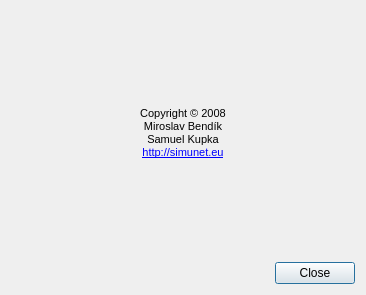
This is src/gui/AboutDlg.ui in mireq/simunet as Qt 5 draws it before an edit. The edited form follows.
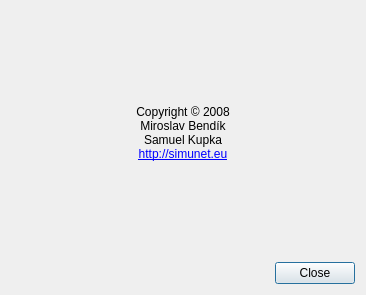
This is the edited form.

```diff
--- a/src/gui/AboutDlg.ui
+++ b/src/gui/AboutDlg.ui
@@ -16,16 +16,11 @@
    <item row="0" column="0" >
     <widget class="QLabel" name="label" >
      <property name="text" >
-      <string>&lt;!DOCTYPE HTML PUBLIC "-//W3C//DTD HTML 4.0//EN" "http://www.w3.org/TR/REC-html40/strict.dtd">
-&lt;html>&lt;head>&lt;meta name="qrichtext" content="1" />&lt;style type="text/css">
-p, li { white-space: pre-wrap; }
-&lt;/style>&lt;/head>&lt;body style=" font-family:'DejaVu Sans'; font-size:8pt; font-weight:400; font-style:normal;">
-&lt;table style="-qt-table-type: root; margin-top:4px; margin-bottom:4px; margin-left:4px; margin-right:4px;">
-&lt;tr>
-&lt;td style="border: none;">
+      <string>
 &lt;p align="center" style=" margin-top:0px; margin-bottom:0px; margin-left:0px; margin-right:0px; -qt-block-indent:0; text-indent:0px;">Copyright © 2008&lt;/p>
 &lt;p align="center" style=" margin-top:0px; margin-bottom:0px; margin-left:0px; margin-right:0px; -qt-block-indent:0; text-indent:0px;">Miroslav Bendík&lt;/p>
-&lt;p align="center" style=" margin-top:0px; margin-bottom:0px; margin-left:0px; margin-right:0px; -qt-block-indent:0; text-indent:0px;">Samuel Kupka&lt;br />&lt;a href="http://simunet.eu">&lt;span style=" text-decoration: underline; color:#0000ff;">http://simunet.eu&lt;/span>&lt;/a>&lt;/p>&lt;/td>&lt;/tr>&lt;/table>&lt;/body>&lt;/html></string>
+&lt;p align="center" style=" margin-top:0px; margin-bottom:0px; margin-left:0px; margin-right:0px; -qt-block-indent:0; text-indent:0px;">Samuel Kupka&lt;/p>
+&lt;p align="center" style=" margin-top:0px; margin-bottom:0px; margin-left:0px; margin-right:0px; -qt-block-indent:0; text-indent:0px;">&lt;a href="http://simunet.eu">&lt;span style=" text-decoration: underline; color:#0000ff;">http://simunet.eu&lt;/span>&lt;/a>&lt;/p></string>
      </property>
     </widget>
    </item>
```
Left out of the diff: 2 changed lines with no effect on the pictures.
